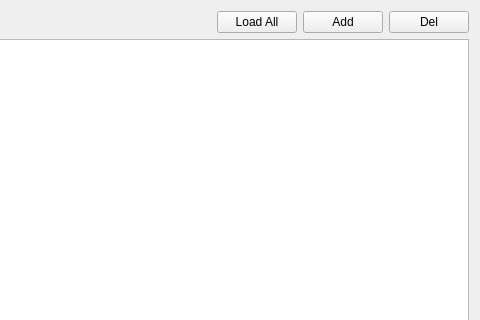
This is Roles/RolesModule.ui in DStalytenkoDev/SchoolCRM as Qt 5 draws it before an edit; both pictures show x 272 to 752 and y 0 to 320 of the 752 by 603 pixel window. The edited form follows.
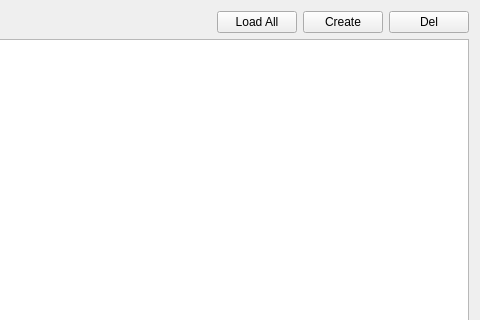
This is the edited form.

```diff
--- a/Roles/RolesModule.ui
+++ b/Roles/RolesModule.ui
@@ -61,7 +61,7 @@
      <item>
       <widget class="QPushButton" name="addRole">
        <property name="text">
-        <string>Add</string>
+        <string>Create</string>
        </property>
       </widget>
      </item>
```
Left out of the diff: 4 changed lines with no effect on the pictures.
